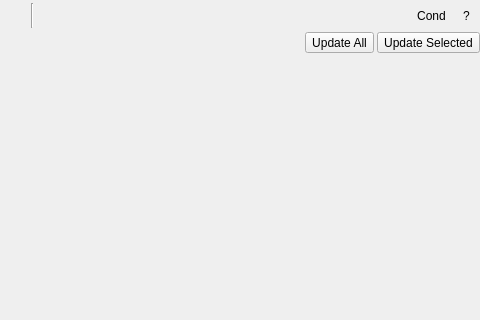
Before: the Qt Designer form src/ui/qgsattributetabledialog.ui in qgis/QGIS, drawn with Qt 5; both pictures show x 357 to 837 and y 0 to 320 of the 837 by 570 pixel window.
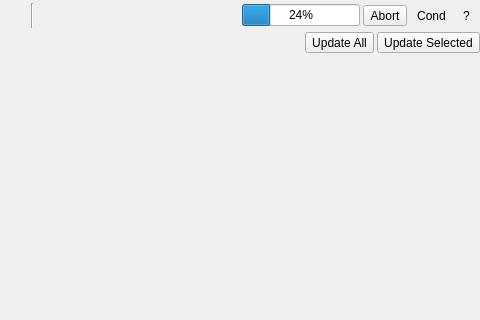
After: the same form once the commit is applied. Icons and pictures are not drawn. Custom widgets are drawn as their Qt base class.

The edit to the form file:
```diff
--- a/src/ui/qgsattributetabledialog.ui
+++ b/src/ui/qgsattributetabledialog.ui
@@ -501,6 +501,20 @@
        </property>
       </spacer>
      </item>
+     <item>
+      <widget class="QProgressBar" name="mLoadProgressBar">
+       <property name="value">
+        <number>24</number>
+       </property>
+      </widget>
+     </item>
+     <item>
+      <widget class="QToolButton" name="mLoadAbortButton">
+       <property name="text">
+        <string>Abort</string>
+       </property>
+      </widget>
+     </item>
      <item>
       <widget class="QToolButton" name="mSetStyles">
        <property name="text">
```
Left out of the diff: 24 changed lines with no effect on the pictures.
